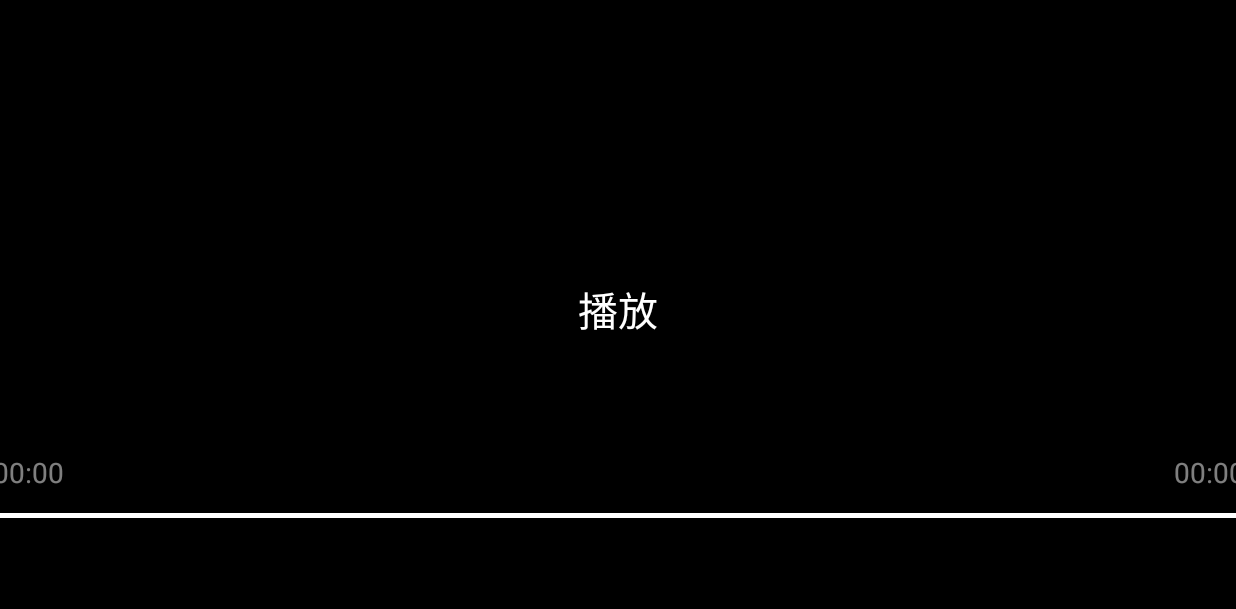
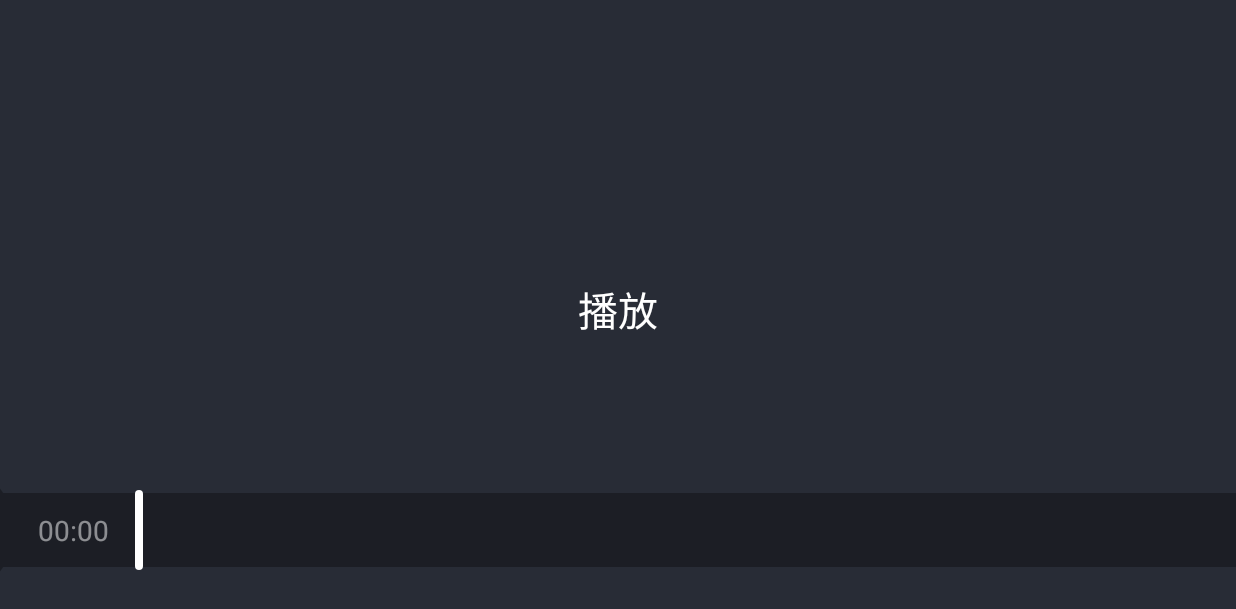
Before and after one commit to aKaRookie/TestApplication, an Android app: the screen it shows after launch (MainActivity), on a phone screen of 824 x 412 dp (held sideways). Shown: the top 609 px of the screen. Run offline under Robolectric (Android 15) with nearby library versions, the phone set to English and light mode, and no system bars; libraries missing offline, so code that uses them is left out: com.danikula.videocache; 6 statements that could not run were skipped.

Commit message:
添加进度条可拖动功能

```diff
--- /dev/null
+++ b/app/src/main/java/com/example/mykotlin/HorzTextProgressView1.java
@@ -0,0 +1,539 @@
+package com.example.mykotlin;
+
+
+import android.content.Context;
+import android.content.res.TypedArray;
+import android.graphics.*;
+import android.util.AttributeSet;
+import android.util.Log;
+import android.util.TypedValue;
+import android.view.MotionEvent;
+import android.view.View;
+import androidx.annotation.Nullable;
+
+/**
+ * @ProjectName: CarLauncherSeparated
+ * @Package: com.pvt.launcher.module.home.ui.view
+ * @ClassName: HorzTextProgressView
+ * @Description: 水平进度条
+ * @Author: fenghl
+ * @CreateDate: 2019/10/8 19:56
+ * @UpdateUser: 更新者：
+ * @UpdateDate: 2019/10/8 19:56
+ * @UpdateRemark: 更新说明：
+ * @Version: 1.0
+ */
+public class HorzTextProgressView1 extends View {
+
+    private double mMaxNum = Integer.MAX_VALUE; //最大值
+    private double mCurProgress = 0; //当前的值
+    private int mTextMarginStart = 0; //当前进度时间文字左边距
+    private String mStartText = "0:00"; //当前进度时间文字
+    private String mEndText = "5:00"; //总时间文字
+
+    private int mTextSize;  //字体大小
+    private float mTextMargin;  //字体与进度条间距
+
+    private int mTextColor = 0; //字体颜色
+    private int mInLineColor = 0; //内线颜色
+    private int mOutLineColor = 0; //外线颜色
+    private int mBgColor = Color.parseColor("#4c000000"); //背景颜色
+
+    private int mInLineSize; //外线 大小 单位sp
+    private int mOutLineSize; //内线 大小 单位sp
+    private int mPointSize; //内线 大小 单位sp
+
+    private int mWidth; //宽
+    private int mHeight; //高
+    private int mDefaultWidth = 300; //默认宽，单位sp
+    private int mDefaultHeight = 20; //默认高，单位sp
+
+    int boxWidth = 0; //文字框 宽 单位sp
+    int mTextH = 0;
+    float mEndW;//总文字宽度
+    //画笔
+    private Paint mTextPaint;
+    private Paint mInPaint;
+    private Paint mOutPaint;
+    private Paint mBoxPaint;
+    private Paint mBgPaint;
+    private Paint mGradientPaint;
+    //长方形进度点宽高
+    private int mRectW;
+    private int mRectH;
+    int mDy = 0;
+    float mRectR = 0.0f;
+    float mBgRectH = 0;
+
+    //进度点X位置
+    float mBoxPointX = 0;
+    //进度条的总宽度
+    float mProgressWidth = 0;
+
+    public HorzTextProgressView1(Context context) {
+        this(context, null);
+    }
+
+    public HorzTextProgressView1(Context context, @Nullable AttributeSet attrs) {
+        this(context, attrs, 0);
+    }
+
+    public HorzTextProgressView1(Context context, @Nullable AttributeSet attrs, int defStyleAttr) {
+        super(context, attrs, defStyleAttr);
+        setLayerType(View.LAYER_TYPE_SOFTWARE, null);
+        //默认值
+        int defaultTextSize = 10;  //默认字体大小 单位sp
+        String defaultTextColor = "#FFFFFF"; //默认字体颜色
+        String defaultInColor = "#EDEDED"; //默认内颜色
+        String defaultOutColor = "#CCBD00"; //默认外颜色
+        int defaultLineSize = 10; //默认线的大小 单位sp
+        int defaultTextMargin = 10; //默认文字与进度条间距 单位px
+        int defaultPointSize = 10; //默认文字与进度条间距 单位px
+        int defaultRectW = 0; //默认文字与进度条间距 单位px
+        int defaultRectH = 0; //默认文字与进度条间距 单位px
+        int defaultDy = 0; //默认时间与进度条Y间距 单位px
+
+
+        // 获取自定义属性
+        TypedArray typedArray = context.obtainStyledAttributes(attrs, R.styleable.HorzTextProgressView);
+
+        int curTime = typedArray.getInt(R.styleable.HorzTextProgressView_progress_horz_text_start, 0);
+        mTextMarginStart = typedArray.getDimensionPixelSize(R.styleable.HorzTextProgressView_progress_horz_text_margin_start, 0);
+        mStartText = calculateTime(curTime);
+        int maxTime = typedArray.getInt(R.styleable.HorzTextProgressView_progress_horz_text_end, 0);
+        mEndText = calculateTime(maxTime);
+        mTextColor = typedArray.getColor(R.styleable.HorzTextProgressView_progress_horz_textColor, Color.parseColor(defaultTextColor));
+        mTextMargin = typedArray.getDimension(R.styleable.HorzTextProgressView_progress_horz_text_margin, defaultTextMargin);
+        mInLineColor = typedArray.getColor(R.styleable.HorzTextProgressView_progress_horz_inLineColor, Color.parseColor(defaultInColor));
+        mOutLineColor = typedArray.getColor(R.styleable.HorzTextProgressView_progress_horz_outLineColor, Color.parseColor(defaultOutColor));
+
+        mTextSize = typedArray.getDimensionPixelSize(R.styleable.HorzTextProgressView_progress_horz_textSize, sp2px(defaultTextSize));
+        mInLineSize = typedArray.getDimensionPixelSize(R.styleable.HorzTextProgressView_progress_horz_inLineSize, sp2px(defaultLineSize));
+        mOutLineSize = typedArray.getDimensionPixelSize(R.styleable.HorzTextProgressView_progress_horz_outLineSize, sp2px(defaultLineSize));
+        mPointSize = typedArray.getDimensionPixelSize(R.styleable.HorzTextProgressView_progress_horz_pointSize, sp2px(defaultPointSize));
+        mRectW = typedArray.getDimensionPixelSize(R.styleable.HorzTextProgressView_progress_horz_rect_w, sp2px(defaultRectW));
+        mRectH = typedArray.getDimensionPixelSize(R.styleable.HorzTextProgressView_progress_horz_rect_h, sp2px(defaultRectH));
+
+        mDy = typedArray.getDimensionPixelSize(R.styleable.HorzTextProgressView_progress_horz_dy, sp2px(defaultDy));
+        mBgRectH = typedArray.getDimensionPixelSize(R.styleable.HorzTextProgressView_progress_horz_bg_rect_h, 0);
+
+
+        typedArray.recycle();
+        setGradientPaint();
+        setTextPaint();
+        setInPaint();
+        setOutPaint();
+        setBoxPaint();
+        setBgPaint();
+        if (mStartText == null) {
+            mStartText = "0:00";
+        }
+        boxWidth = sp2px(boxWidth);
+        mTextPaint.getTextBounds(mStartText, 0, mStartText.length(), boundStart); //获取文字区域大小
+        mTextPaint.getTextBounds(mEndText, 0, mEndText.length(), boundEnd); //获取文字区域大小
+
+        mEndW = mTextPaint.measureText(mEndText);
+        Paint.FontMetricsInt metrics = mTextPaint.getFontMetricsInt();
+        mTextH = (metrics.bottom - metrics.top);
+    }
+
+    /**
+     * 背景画笔
+     */
+    private void setBgPaint() {
+        mBgPaint = new Paint();
+        mBgPaint.setAntiAlias(true);
+        mBgPaint.setColor(mBgColor);
+        mBgPaint.setXfermode(new PorterDuffXfermode(PorterDuff.Mode.DST_ATOP));
+    }
+
+    /**
+     * 方框画笔
+     */
+    private void setBoxPaint() {
+        mBoxPaint = new Paint();
+        mBoxPaint.setAntiAlias(true);
+        mBoxPaint.setColor(mOutLineColor);
+    }
+
+    /**
+     * 文字画笔
+     */
+    private void setTextPaint() {
+        mTextPaint = new Paint();
+        mTextPaint.setAntiAlias(true);
+        mTextPaint.setColor(mTextColor);
+        mTextPaint.setTextSize(mTextSize);
+    }
+
+    /**
+     * 内线画笔
+     */
+    private void setGradientPaint() {
+        mGradientPaint = new Paint();
+        mGradientPaint.setAntiAlias(true);
+
+    }
+
+    /**
+     * 内线画笔
+     */
+    private void setInPaint() {
+        mInPaint = new Paint();
+        mInPaint.setAntiAlias(true);
+        mInPaint.setColor(mInLineColor);
+        mInPaint.setStrokeWidth(mInLineSize); //大小
+        mInPaint.setStrokeCap(Paint.Cap.ROUND); // 结束位置圆角
+    }
+
+    /**
+     * 外线画笔
+     */
+    private void setOutPaint() {
+        mOutPaint = new Paint();
+        mOutPaint.setAntiAlias(true);
+        mOutPaint.setColor(mOutLineColor);
+        mOutPaint.setStrokeWidth(mOutLineSize); //大小
+        mOutPaint.setStrokeCap(Paint.Cap.ROUND); // 结束位置圆角
+    }
+
+    @Override
+    protected void onMeasure(int widthMeasureSpec, int heightMeasureSpec) {
+        super.onMeasure(widthMeasureSpec, heightMeasureSpec);
+        //取默认值
+        mWidth = sp2px(mDefaultWidth);
+        mHeight = sp2px(mDefaultHeight);
+        //1. 获取宽
+        if (MeasureSpec.getMode(widthMeasureSpec) == MeasureSpec.EXACTLY) { //具体值
+            mWidth = MeasureSpec.getSize(widthMeasureSpec);
+        }
+        //2.获取高
+        if (MeasureSpec.getMode(heightMeasureSpec) == MeasureSpec.EXACTLY) { //具体值
+            mHeight = MeasureSpec.getSize(heightMeasureSpec);
+        }
+        int realWidth = mWidth;
+        int realHeight = mHeight;
+        if (isVisible) {
+            //realWidth = (int) (mWidth + mTextMargin * 2 + mEndW * 2);
+            // realHeight = mHeight + mTextH + +mDy+mRectH/2;
+        }
+
+        //2. 确定宽高
+        setMeasuredDimension(realWidth, realHeight);
+    }
+
+    //开始时间文字宽高
+    Rect boundStart = new Rect();
+    //开始时间文字宽高
+    Rect boundEnd = new Rect();
+
+    @Override
+    protected void onDraw(Canvas canvas) {
+        super.onDraw(canvas);
+        //0.画背景
+        float bgRaduis = getHeight() / 2.0f;
+        float rectY = (getHeight() - mBgRectH) / 2.0f;
+        drawBgRect(canvas, bgRaduis, rectY, getWidth() - bgRaduis, mBgRectH);
+        drawBgCircle(canvas, bgRaduis);
+        //1. 获取当前进度
+        mProgressWidth = mWidth - mTextMarginStart - mEndW * 2 - mTextMargin * 3;
+        float outWidth = (int) (mCurProgress / mMaxNum * mProgressWidth); //计算当前进度距离
+        if (outWidth >= mProgressWidth) {
+            outWidth = mProgressWidth;
+        }
+        //2. 画文字
+        Paint.FontMetricsInt metrics = mTextPaint.getFontMetricsInt();
+        int dy = (metrics.bottom - metrics.top) / 2 - metrics.bottom;
+
+
+        //文字变化的时候 为了保证文字居中 所以需要知道文字区域大小
+
+
+        // canvas.drawText(mStartText, outWidth + (boxWidth / 2 - bound.width() / 2), baseLine, mTextPaint);
+        int leftMargin = 0;
+        float outRight = 0;
+        if (isVisible) {
+            int baseLine = mHeight / 2 + dy; //基线
+            canvas.drawText(mStartText, mTextMarginStart, baseLine, mTextPaint);
+            canvas.drawText(mEndText, mWidth - boundEnd.width() - mTextMargin, baseLine, mTextPaint);
+            leftMargin = (boundStart.width() + (int) mTextMargin);
+            outRight = leftMargin + outWidth;
+        } else {
+            outRight = outWidth;
+        }
+        //3. 画进度条
+        int inTop = (mHeight - mInLineSize) / 2;
+        int outTop = (mHeight - mOutLineSize) / 2;
+        //画内线
+        //drawHLine(canvas, leftMargin+mTextMarginStart, inTop, leftMargin+mWidth, mHeight - inTop, mInPaint);
+        //画外线
+        //drawHLine(canvas, leftMargin+mTextMarginStart, outTop, outRight+ sp2px(2), mHeight - outTop, mOutPaint);
+
+        //4. 画进度点
+        //drawPoint(canvas, outWidth + leftMargin, outTop, mPointSize / 2);
+        float y = (getHeight() - mRectH) / 2.0f;
+        mBoxPointX = mTextMarginStart + outWidth + leftMargin;
+        drawBox(canvas, y, mBoxPointX, mRectW, mRectH);
+        drawGradient(canvas, rectY, leftMargin + mTextMarginStart, outWidth, (int) mBgRectH);
+
+    }
+
+
+    public void drawBgRect(Canvas canvas, float x, float y, float width, float height) {
+        // 设置个新的长方形
+        if (x >= getWidth() - mRectW) {
+            x = getWidth() - mRectW;
+        }
+        RectF rectF = new RectF(x, y, width + x, height + y);
+        //第二个参数是x半径，第三个参数是y半径
+        canvas.drawRoundRect(rectF, mRectR, mRectR, mBgPaint);
+    }
+
+    public void drawBgCircle(Canvas canvas, float r) {
+
+        canvas.drawCircle(r, r, r, mBgPaint);
+    }
+
+    /**
+     * @param canvas
+     * @param left   左边距离
+     * @param width  矩形 宽
+     * @param height 矩形 高
+     */
+    public void drawBox(Canvas canvas, float y, float left, float width, float height) {
+        // 设置个新的长方形
+        /*if (left>=getWidth()-mRectW){
+            left=getWidth()-mRectW;
+        }*/
+        RectF rectF = new RectF(left, y, width + left, height + y);
+        //第二个参数是x半径，第三个参数是y半径
+        canvas.drawRoundRect(rectF, height / 2, height / 2, mBoxPaint);
+    }
+
+    /**
+     * 颜色渐变
+     *
+     * @param cl1   颜色1
+     * @param cl2   颜色2
+     * @param index 索引
+     * @param num   总个数
+     * @return 计算渐变后的颜色
+     */
+    public int getColorChanges(int cl1, int cl2, float index, int num) {
+        if (num <= 0) {
+            num = 1;
+        }
+        if (index < 0) {
+            index = 0;
+        } else if (index > num) {
+            index = num;
+        }
+
+        float a1, r1, g1, b1, a2, r2, g2, b2;
+        a1 = Color.alpha(cl1);
+        r1 = Color.red(cl1);
+        g1 = Color.green(cl1);
+        b1 = Color.blue(cl1);
+        a2 = Color.alpha(cl2);
+        r2 = Color.red(cl2);
+        g2 = Color.green(cl2);
+        b2 = Color.blue(cl2);
+        a1 += ((a2 - a1) / num) * index;
+        r1 += ((r2 - r1) / num) * index;
+        g1 += ((g2 - g1) / num) * index;
+        b1 += ((b2 - b1) / num) * index;
+
+        return Color.argb((int) a1,(int) r1, (int) g1, (int) b1);
+    }
+
+    public void drawGradient(Canvas canvas, float y, float left, float width, float height) {
+        mGradientPaint.setAlpha(173);
+        int colorStart = Color.parseColor("#00000000");
+        int color = getColorChanges(colorStart, Color.parseColor("#ff00CAFF"), (int) mCurProgress, (int) mMaxNum);
+        LinearGradient backGradient =
+                new LinearGradient(0, 0, width, 0, new int[]{colorStart, color}, new float[]{0, 1}, Shader.TileMode.CLAMP);
+        mGradientPaint.setShader(backGradient);
+        canvas.drawRect(left, y, width + left, height + y, mGradientPaint);
+    }
+
+    /**
+     * 画进度点
+     *
+     * @param canvas
+     * @param left   左边距
+     * @param height 高度
+     * @param radius 半径
+     */
+    public void drawPoint(Canvas canvas, int left, int height, int radius) {
+        canvas.drawCircle(left, height / 2, radius, mBoxPaint);
+    }
+
+    /**
+     * 水平进度条(前进方向平的) 通用
+     *
+     * @param canvas
+     * @param left
+     * @param top
+     * @param right
+     * @param bottom
+     * @param paint
+     */
+    public void drawHLine(Canvas canvas, int left, int top, int right, int bottom, Paint paint) {
+        int height = bottom - top; //高度
+        int r = 0;
+        if (isVisible) {
+            r = height / 2; //半径
+        }
+
+        int cFirstX = left + r; //第一个分割点x坐标
+        int cSecondX = right - left - r - (int) mTextMargin; //第二个分割点x坐标
+        int cy = top + r; //圆心y坐标
+
+        //1. 绘制第一个圆
+      /*  canvas.save();
+        canvas.clipRect(new RectF(left, top, right, bottom));
+        canvas.drawCircle(left + r, cy, r, paint);
+        canvas.restore();*/
+
+        //2. 绘制中间矩形
+        if (right >= cFirstX) {
+            canvas.save();
+            int currentRight = right;
+            if (right > cSecondX) {
+                //  currentRight = cSecondX;
+            }
+            //canvas.drawRect(new RectF(left + r, top, currentRight, bottom), paint);
+            canvas.drawRect(new RectF(left + r, top, currentRight, bottom), paint);
+            canvas.restore();
+        }
+
+        //3. 绘制最后的圆
+        /*if (right >= cSecondX) {
+            canvas.save();
+            canvas.clipRect(new RectF(cSecondX, top, right+r, bottom));
+            canvas.drawCircle(cSecondX, cy, r, paint);
+            canvas.restore();
+        }*/
+    }
+
+    private int sp2px(int sp) {
+        return (int) TypedValue.applyDimension(TypedValue.COMPLEX_UNIT_SP, sp,
+                getResources().getDisplayMetrics());
+    }
+
+    private static String calculateTime(int duration) {
+        if (duration < 0) {
+            return "00:00";
+        }
+        String time = "";
+        long minute = duration / 60000;
+        long seconds = duration % 60000;
+        long second = (long) Math.floor((double) seconds / 1000);
+        if (minute < 10) {
+            time += "0";
+        }
+        time += minute + ":";
+        if (second < 10) {
+            time += "0";
+        }
+        time += second;
+        return time;
+    }
+
+    public void setCurrentProgress(double curProgress) {
+        this.mCurProgress = curProgress;
+        if (mCurProgress > mMaxNum) {
+            mCurProgress = mMaxNum;
+        }
+        mStartText = calculateTime((int) curProgress);
+        invalidate();
+    }
+
+    public void setMaxProgress(double maxProgress) {
+        this.mMaxNum = maxProgress;
+        mEndText = calculateTime((int) maxProgress);
+        invalidate();
+    }
+
+    public double getCurrentProgress(double currentNum) {
+        return mCurProgress;
+    }
+
+    public void setMaxNum(double max) {
+        this.mMaxNum = max;
+        invalidate();
+    }
+
+    public double getMaxNum() {
+        return this.mMaxNum;
+
+    }
+
+    boolean isVisible = true;
+
+    public void setTextVisible(int visible) {
+        isVisible = visible == View.VISIBLE;
+        invalidate();
+    }
+
+    float fistX, fistY;
+    //触摸有效区域
+    float[] touchArea = {-10, 10};
+
+    @Override
+    public boolean onTouchEvent(MotionEvent event) {
+
+        switch (event.getAction()) {
+            case MotionEvent.ACTION_DOWN:
+                fistX = event.getX();
+                fistY = event.getY();
+                if (mBoxPointX >= fistX + touchArea[0] && mBoxPointX <= touchArea[1] + fistX) {
+                    Log.d("@fhl", "touch有效!");
+                    if (mProgressChangeListener!=null) {
+                        mProgressChangeListener.onStartTracking();
+                    }
+                    return true;
+                }
+                return false;
+            case MotionEvent.ACTION_MOVE:
+                float lastX = event.getX(), lastY = event.getY();
+
+                //Log.d("@fhl", String.format("滑动进度条: first x=%f, y=%f, last x=%f,y=%f, scroll: x=%f", fistX, fistY, lastX, lastY, lastX - fistX));
+
+                break;
+            case MotionEvent.ACTION_UP:
+               double dxWidth =  (event.getX()-fistX)/ mProgressWidth*mMaxNum;
+                mCurProgress =mCurProgress+(dxWidth);
+                Log.d("@fhl", String.format("进度条更新:%f",mCurProgress));
+                if (mCurProgress>=mMaxNum) {
+                    mCurProgress = mMaxNum;
+                }else if (mCurProgress<0){
+                    mCurProgress = 0;
+                }
+                if (mProgressChangeListener != null) {
+                    mProgressChangeListener.onStopTracking(mCurProgress);
+                }
+                //invalidate();
+                //setCurrentProgress(mCurProgress);
+                break;
+            default:
+        }
+        return true;
+    }
+    public void setOnProgressChangedListener( OnProgressChangeListener l){
+        mProgressChangeListener = l;
+    }
+    private  OnProgressChangeListener mProgressChangeListener;
+    interface OnProgressChangeListener{
+        /**
+         * 开始跟踪进度
+         */
+        void onStartTracking();
+
+        /**
+         * 停止跟踪进度
+         * @param progress 当前进度
+         */
+        void onStopTracking(double progress);
+    }
+}
--- /dev/null
+++ b/app/src/main/res/drawable/gradient_bg.xml
@@ -0,0 +1,4 @@
+<?xml version="1.0" encoding="utf-8"?>
+<shape xmlns:android="http://schemas.android.com/apk/res/android">
+    <gradient android:startColor="#071A4A" android:endColor="#168DB2" android:angle="315"/>
+</shape>
--- /dev/null
+++ b/app/src/main/res/drawable/rectangle_bg.xml
@@ -0,0 +1,5 @@
+<?xml version="1.0" encoding="utf-8"?>
+<shape xmlns:android="http://schemas.android.com/apk/res/android">
+    <solid android:color="#23ffffff" />
+    <corners android:radius="8dp" />
+</shape>
--- a/app/src/main/res/layout/activity_main.xml
+++ b/app/src/main/res/layout/activity_main.xml
@@ -5,7 +5,7 @@
         xmlns:app="http://schemas.android.com/apk/res-auto"
         android:layout_width="match_parent"
         android:layout_height="match_parent"
-        android:background="@color/black"
+        android:background="#282C36"
         tools:context=".MainActivity">
 
     <TextView
@@ -34,10 +34,11 @@
             app:layout_constraintTop_toTopOf="parent"
             android:visibility="gone"
             android:textColor="@color/white"/>
-    <com.example.mykotlin.HorzTextProgressView
+
+    <com.example.mykotlin.HorzTextProgressView1
             android:id="@+id/live_progress"
-            android:layout_width="@dimen/dp_626"
-            android:layout_height="@dimen/dp_2_5"
+            android:layout_width="@dimen/dp_743"
+            android:layout_height="@dimen/dp_69"
             android:layout_marginTop="68dp"
             app:layout_constraintTop_toBottomOf="@id/tv"
             app:progress_horz_inLineColor="@color/live_progress_bg_color_inline"
@@ -45,28 +46,30 @@
             app:progress_horz_outLineColor="@color/live_progress_bg_color_outline"
             app:progress_horz_outLineSize="@dimen/dp_2_5"
             app:progress_horz_pointColor="@color/live_progress_bg_color_point"
-            app:progress_horz_rect_w="@dimen/dp_3"
-            app:progress_horz_rect_h="@dimen/dp_16"
+            app:progress_horz_rect_w="@dimen/dp_4"
+            app:progress_horz_rect_h="@dimen/dp_40"
             app:progress_horz_pointSize="@dimen/dp_16"
             app:progress_horz_textColor="@color/live_progress_text_bg_color"
             app:progress_horz_textSize="@dimen/sp_14"
             app:progress_horz_text_end="0"
-            app:progress_horz_text_margin="@dimen/dp_0"
+            app:progress_horz_text_margin="@dimen/dp_14"
             app:progress_horz_dy="@dimen/dp_7"
+            app:progress_horz_bg_rect_h="@dimen/dp_37"
             app:progress_horz_text_start="0"
+            app:progress_horz_text_margin_start="@dimen/dp_81"
             app:layout_constraintStart_toStartOf="@+id/tv"
             app:layout_constraintEnd_toEndOf="@+id/tv"
     />
     <com.example.mykotlin.VisualizerView
             android:id="@+id/home_iv_media_spectrogram"
             android:layout_width="@dimen/dp_455"
-            android:layout_height="wrap_content"
+            android:layout_height="@dimen/dp_37"
             app:layout_constraintStart_toStartOf="parent"
-            app:layout_constraintBottom_toBottomOf="parent"
+            app:layout_constraintBottom_toBottomOf="@+id/live_progress"
             app:layout_constraintEnd_toEndOf="parent"
             android:layout_gravity="center"
             android:visibility="visible"
             app:spaceMax="7"
             app:renderColor="#1AFFFFFF"
-    />
+            app:layout_constraintTop_toTopOf="@+id/live_progress"/>
 </androidx.constraintlayout.widget.ConstraintLayout>
--- a/app/src/main/res/values/attrs.xml
+++ b/app/src/main/res/values/attrs.xml
@@ -3,6 +3,7 @@
     <!-- 水平进度条 (带文字)-->
     <declare-styleable name="HorzTextProgressView">
         <attr name="progress_horz_text_start" format="integer"/>  //开始时间文字
+        <attr name="progress_horz_text_margin_start" format="integer"/>  //开始时间文字
         <attr name="progress_horz_text_end" format="integer"/>  //结束时间文字
         <attr name="progress_horz_textSize" format="dimension"/> //文字大小
         <attr name="progress_horz_textColor" format="color"/> //文字颜色
@@ -18,6 +19,7 @@
         <attr name="progress_horz_rect_w" format="dimension"/> //进度点长方形 宽
         <attr name="progress_horz_rect_h" format="dimension"/> //进度点长方形 高
         <attr name="progress_horz_dy" format="dimension"/> //默认时间与进度条Y间距
+        <attr name="progress_horz_bg_rect_h" format="dimension"/> //默认时间与进度条Y间距
     </declare-styleable>
     <!-- 圆角-->
     <declare-styleable name="RoundMaskView">
```
Also changed, not shown: app/src/main/java/com/example/mykotlin/MainActivity.kt (+36 -6 lines), app/src/main/java/com/example/mykotlin/VisualizerView.java (+30 -25 lines), app/src/main/java/com/example/mykotlin/audio/MediaPlayerService.kt (+6 -2 lines), 2 other files.
